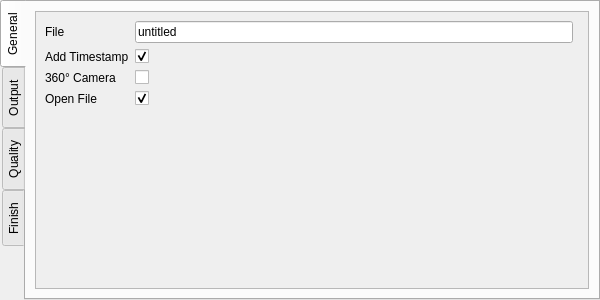
First picture: the form in QChromosome/rendersettings.ui, repository Michalaq/ChromosomeVisualizer, before the edit.
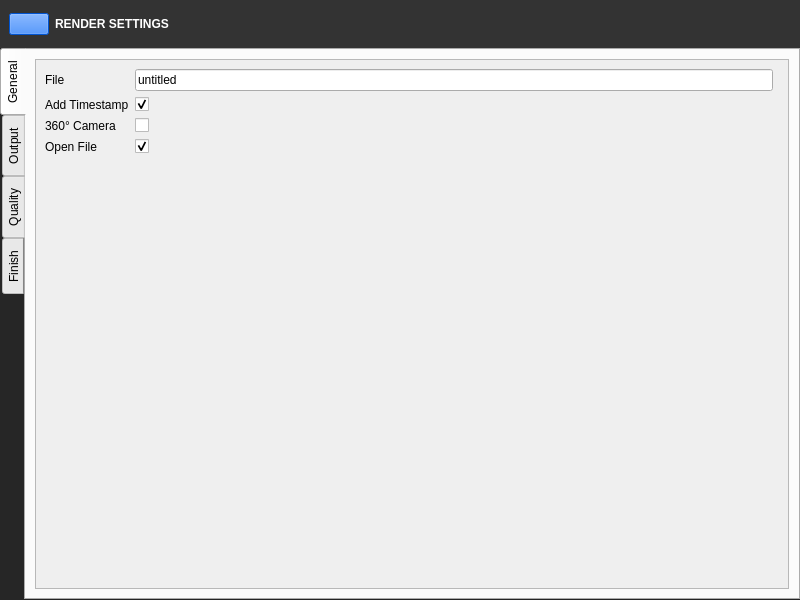
Second picture: the form after the edit. Icons and pictures are not drawn. Custom widgets are drawn as their Qt base class.

Diff of the .ui file:
```diff
--- a/QChromosome/rendersettings.ui
+++ b/QChromosome/rendersettings.ui
@@ -1,15 +1,100 @@
 <?xml version="1.0" encoding="UTF-8"?>
 <ui version="4.0">
- <class>TabWidget</class>
+ <class>RenderSettings</class>
+ <widget class="QWidget" name="RenderSettings">
+  <property name="geometry">
+   <rect>
+    <x>0</x>
+    <y>0</y>
+    <width>800</width>
+    <height>600</height>
+   </rect>
+  </property>
+  <property name="windowTitle">
+   <string>Render Settings</string>
+  </property>
+  <property name="styleSheet">
+   <string notr="true">#RenderSettings {
+	background: #262626;
+}</string>
+  </property>
+  <layout class="QVBoxLayout" name="verticalLayout">
+   <property name="spacing">
+    <number>0</number>
+   </property>
+   <property name="leftMargin">
+    <number>0</number>
+   </property>
+   <property name="topMargin">
+    <number>0</number>
+   </property>
+   <property name="rightMargin">
+    <number>0</number>
+   </property>
+   <property name="bottomMargin">
+    <number>0</number>
+   </property>
+   <item>
+    <widget class="QWidget" name="widget" native="true">
+     <property name="minimumSize">
+      <size>
+       <width>0</width>
+       <height>48</height>
+      </size>
+     </property>
+     <property name="maximumSize">
+      <size>
+       <width>16777215</width>
+       <height>48</height>
+      </size>
+     </property>
+     <property name="styleSheet">
+      <string notr="true">#widget {
+	background: #333333;
+}</string>
+     </property>
+     <layout class="QHBoxLayout" name="horizontalLayout">
+      <item>
+       <widget class="MediaControl" name="pushButton">
+        <property name="enabled">
+         <bool>false</bool>
+        </property>
+        <property name="sizePolicy">
+         <sizepolicy hsizetype="Fixed" vsizetype="Fixed">
+          <horstretch>0</horstretch>
+          <verstretch>0</verstretch>
+         </sizepolicy>
+        </property>
+        <property name="styleSheet">
+         <string notr="true">background: #0066ff;</string>
+        </property>
+        <property name="icon">
+         <iconset resource="icons.qrc">
+          <normaloff>:/render/gear</normaloff>:/render/gear</iconset>
+        </property>
+        <property name="iconSize">
+         <size>
+          <width>24</width>
+          <height>24</height>
+         </size>
+        </property>
+       </widget>
+      </item>
+      <item>
+       <widget class="QLabel" name="label">
+        <property name="styleSheet">
+         <string notr="true">color: white;</string>
+        </property>
+        <property name="text">
+         <string>&lt;html&gt;&lt;head/&gt;&lt;body&gt;&lt;p&gt;&lt;span style=&quot; font-weight:600;&quot;&gt;RENDER SETTINGS&lt;/span&gt;&lt;/p&gt;&lt;/body&gt;&lt;/html&gt;</string>
+        </property>
+       </widget>
+      </item>
+     </layout>
+    </widget>
+   </item>
+   <item>
  <widget class="QTabWidget" name="TabWidget">
-  <property name="geometry">
-   <rect>
-    <x>0</x>
-    <y>0</y>
-    <width>600</width>
-    <height>300</height>
-   </rect>
-  </property>
   <property name="styleSheet">
    <string notr="true">QTabBar {
 	background: #262626;
@@ -77,8 +162,8 @@
         <rect>
          <x>0</x>
          <y>0</y>
-         <width>402</width>
-         <height>282</height>
+            <width>602</width>
+            <height>534</height>
         </rect>
        </property>
        <layout class="QGridLayout" name="gridLayout_4">
@@ -767,7 +852,15 @@
    </widget>
   </widget>
  </widget>
+   </item>
+  </layout>
+ </widget>
  <customwidgets>
+  <customwidget>
+   <class>MediaControl</class>
+   <extends>QPushButton</extends>
+   <header>mediacontrol.h</header>
+  </customwidget>
   <customwidget>
    <class>FileEdit</class>
    <extends>QLineEdit</extends>
```
Left out of the diff: 8 changed lines with no effect on the pictures. Lines whose indentation alone changed are shown as unchanged.
